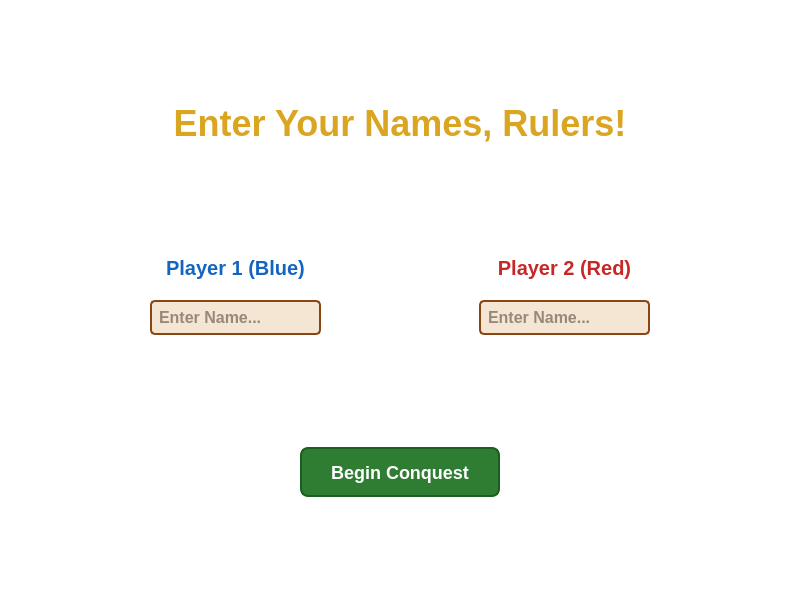
Qt form 7Wonders/UI/NameSelectionWidget.ui (lydiagroza/ProjectMC) before a commit.
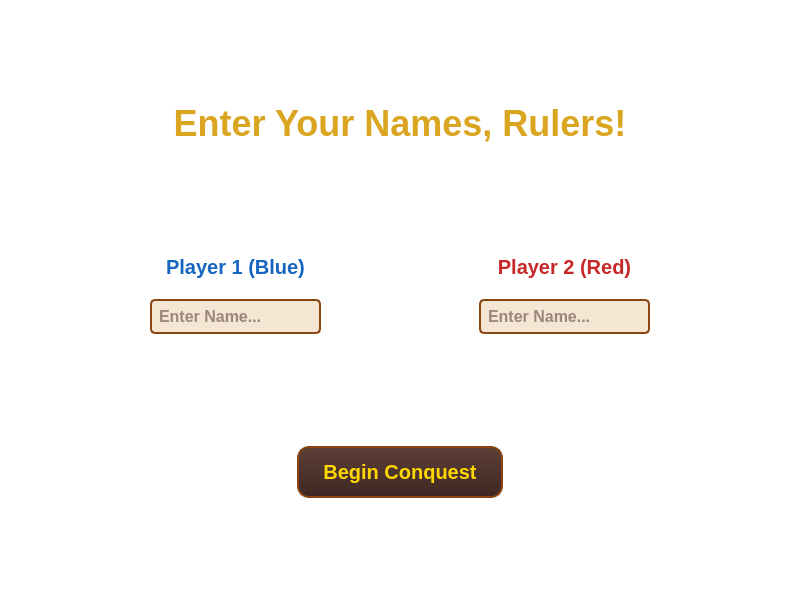
The same form after that commit.

Patch:
```diff
--- a/7Wonders/UI/NameSelectionWidget.ui
+++ b/7Wonders/UI/NameSelectionWidget.ui
@@ -30,12 +30,12 @@
         font-weight: bold;
     }
     QPushButton {
-        background: #2E7D32;
-        color: white;
-        border: 2px solid #1B5E20;
-        border-radius: 8px;
-        padding: 10px;
-        font-size: 18px;
+        background: qlineargradient(x1:0, y1:0, x2:0, y2:1, stop:0 #5D4037, stop:1 #3E2723);
+        color: #FFD700;
+        border: 2px solid #8B4513;
+        border-radius: 12px;
+        padding: 12px 24px;
+        font-size: 20px;
         font-weight: bold;
         font-family: 'Times New Roman';
     }
```
Left out of the diff: 8 changed lines with no effect on the pictures.
